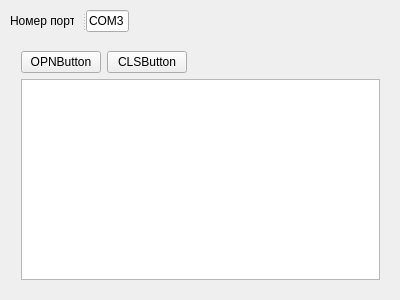
Before: the Qt Designer form debuggerwidget.ui in lerixism/uart_debugger, drawn with Qt 5.
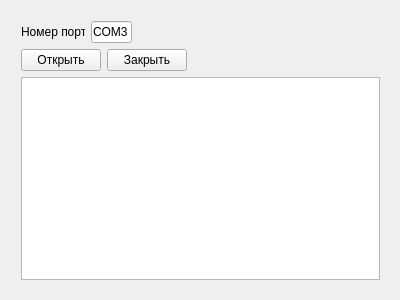
After: the same form once the commit is applied.

What changed in the file:
```diff
--- a/debuggerwidget.ui
+++ b/debuggerwidget.ui
@@ -32,12 +32,79 @@
    <property name="geometry">
     <rect>
      <x>10</x>
-     <y>40</y>
+     <y>10</y>
      <width>381</width>
-     <height>251</height>
+     <height>281</height>
     </rect>
    </property>
    <layout class="QVBoxLayout" name="verticalLayout">
+    <item>
+     <layout class="QHBoxLayout" name="horizontalLayout_2">
+      <item>
+       <widget class="QLabel" name="label">
+        <property name="minimumSize">
+         <size>
+          <width>64</width>
+          <height>0</height>
+         </size>
+        </property>
+        <property name="maximumSize">
+         <size>
+          <width>64</width>
+          <height>16777215</height>
+         </size>
+        </property>
+        <property name="text">
+         <string>Номер порта</string>
+        </property>
+       </widget>
+      </item>
+      <item>
+       <widget class="QLineEdit" name="comNUM">
+        <property name="sizePolicy">
+         <sizepolicy hsizetype="Expanding" vsizetype="Fixed">
+          <horstretch>51</horstretch>
+          <verstretch>0</verstretch>
+         </sizepolicy>
+        </property>
+        <property name="maximumSize">
+         <size>
+          <width>51</width>
+          <height>16777215</height>
+         </size>
+        </property>
+        <property name="text">
+         <string>COM3</string>
+        </property>
+        <property name="maxLength">
+         <number>5</number>
+        </property>
+        <property name="frame">
+         <bool>true</bool>
+        </property>
+        <property name="clearButtonEnabled">
+         <bool>false</bool>
+        </property>
+       </widget>
+      </item>
+      <item>
+       <spacer name="horizontalSpacer_2">
+        <property name="orientation">
+         <enum>Qt::Horizontal</enum>
+        </property>
+        <property name="sizeType">
+         <enum>QSizePolicy::Expanding</enum>
+        </property>
+        <property name="sizeHint" stdset="0">
+         <size>
+          <width>248</width>
+          <height>19</height>
+         </size>
+        </property>
+       </spacer>
+      </item>
+     </layout>
+    </item>
     <item>
      <layout class="QHBoxLayout" name="horizontalLayout">
       <item>
@@ -46,7 +113,7 @@
          <bool>true</bool>
         </property>
         <property name="text">
-         <string>OPNButton</string>
+         <string>Открыть</string>
         </property>
        </widget>
       </item>
@@ -56,7 +123,7 @@
          <bool>true</bool>
         </property>
         <property name="text">
-         <string>CLSButton</string>
+         <string>Закрыть</string>
         </property>
         <property name="flat">
          <bool>false</bool>
@@ -87,62 +154,6 @@
     </item>
    </layout>
   </widget>
-  <widget class="QSplitter" name="splitter">
-   <property name="geometry">
-    <rect>
-     <x>10</x>
-     <y>10</y>
-     <width>381</width>
-     <height>22</height>
-    </rect>
-   </property>
-   <property name="orientation">
-    <enum>Qt::Horizontal</enum>
-   </property>
-   <widget class="QLabel" name="label">
-    <property name="minimumSize">
-     <size>
-      <width>64</width>
-      <height>0</height>
-     </size>
-    </property>
-    <property name="maximumSize">
-     <size>
-      <width>64</width>
-      <height>16777215</height>
-     </size>
-    </property>
-    <property name="text">
-     <string>Номер порта</string>
-    </property>
-   </widget>
-   <widget class="QLineEdit" name="comNUM">
-    <property name="sizePolicy">
-     <sizepolicy hsizetype="Expanding" vsizetype="Fixed">
-      <horstretch>51</horstretch>
-      <verstretch>0</verstretch>
-     </sizepolicy>
-    </property>
-    <property name="maximumSize">
-     <size>
-      <width>51</width>
-      <height>16777215</height>
-     </size>
-    </property>
-    <property name="text">
-     <string>COM3</string>
-    </property>
-    <property name="maxLength">
-     <number>5</number>
-    </property>
-    <property name="frame">
-     <bool>true</bool>
-    </property>
-    <property name="clearButtonEnabled">
-     <bool>false</bool>
-    </property>
-   </widget>
-  </widget>
  </widget>
  <layoutdefault spacing="6" margin="11"/>
  <resources/>
```
